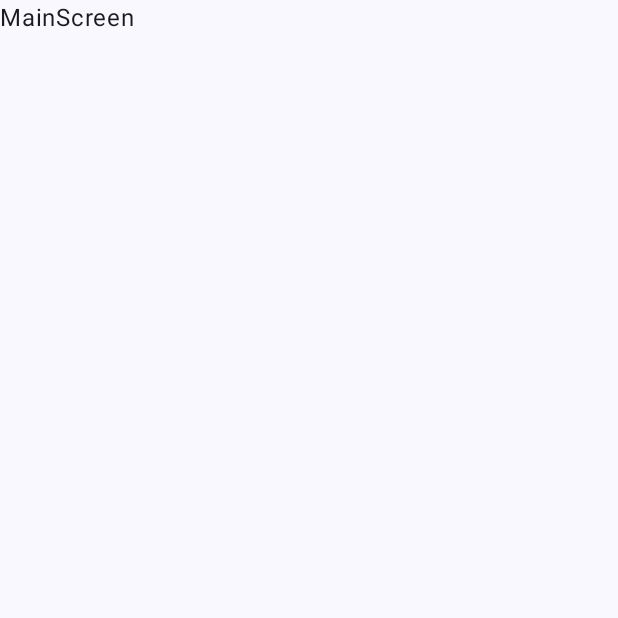
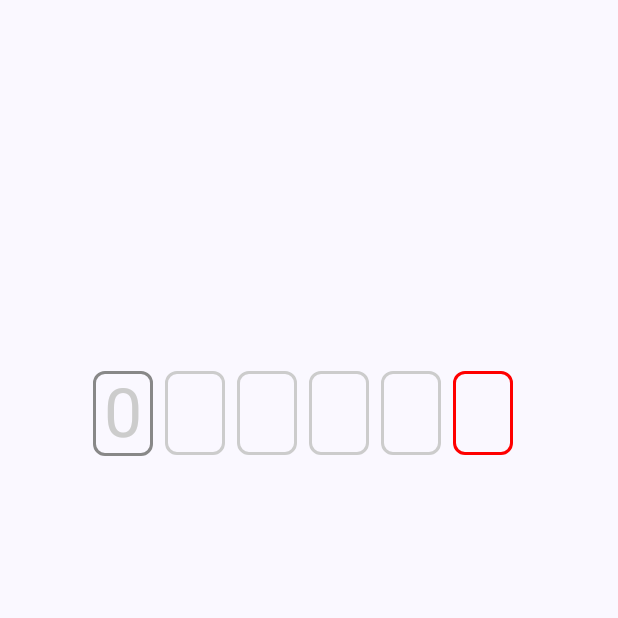
Before and after one commit to dach83/CustomCompasables, an Android app built with Jetpack Compose: the screen it shows after launch (MainActivity), on a phone screen of 412 x 824 dp, the top half of it. Before the commit the part shown is almost empty. Run offline under Robolectric (Android 15) with nearby library versions, the phone set to English and light mode, and no system bars.

Commit message:
Otp text field

```diff
--- /dev/null
+++ b/app/src/main/java/com/github/dach83/customcomposables/components/otpinputfield/OtpTextField.kt
@@ -0,0 +1,88 @@
+package com.github.dach83.customcomposables.components.otpinputfield
+
+import androidx.compose.foundation.border
+import androidx.compose.foundation.layout.*
+import androidx.compose.foundation.text.BasicTextField
+import androidx.compose.foundation.text.KeyboardOptions
+import androidx.compose.material3.MaterialTheme
+import androidx.compose.material3.Text
+import androidx.compose.runtime.*
+import androidx.compose.ui.Modifier
+import androidx.compose.ui.graphics.Color
+import androidx.compose.ui.graphics.Shape
+import androidx.compose.ui.text.TextStyle
+import androidx.compose.ui.text.input.KeyboardType
+import androidx.compose.ui.text.style.TextAlign
+import androidx.compose.ui.unit.Dp
+import androidx.compose.ui.unit.dp
+
+@Composable
+fun OtpTextField(
+    modifier: Modifier = Modifier,
+    otpValue: String,
+    otpCount: Int = 6,
+    otpFloat: Int = 1,
+    onOtpValueChange: (String, Boolean) -> Unit
+) {
+    BasicTextField(
+        modifier = modifier,
+        value = otpValue,
+        onValueChange = {
+            if (it.length <= otpCount) {
+                onOtpValueChange.invoke(it, it.length == otpCount)
+            }
+        },
+        keyboardOptions = KeyboardOptions(
+            keyboardType = KeyboardType.NumberPassword
+        ),
+        decorationBox = {
+            Row(horizontalArrangement = Arrangement.Center) {
+                repeat(otpCount) { index ->
+                    val isFractional = index >= otpCount - otpFloat
+                    OutlinedChar(
+                        modifier = Modifier.width(40.dp),
+                        index = index,
+                        text = otpValue,
+                        primary = if (isFractional) Color.Red else Color.LightGray,
+                        secondary = if (isFractional) Color.Red else Color.Gray
+                    )
+                    Spacer(modifier = Modifier.width(8.dp))
+                }
+            }
+        }
+    )
+}
+
+@Composable
+private fun OutlinedChar(
+    modifier: Modifier = Modifier,
+    index: Int,
+    text: String,
+    style: TextStyle = MaterialTheme.typography.displayMedium,
+    borderWidth: Dp = 2.dp,
+    borderShape: Shape = MaterialTheme.shapes.small,
+    primary: Color = Color.LightGray,
+    secondary: Color = Color.DarkGray
+) {
+    val isFocused = text.length == index
+    val borderColor = if (isFocused) secondary else primary
+    val textColor = if (isFocused) primary else secondary
+    val char = when {
+        index == text.length -> "0"
+        index > text.length -> ""
+        else -> text[index].toString()
+    }
+    Text(
+        modifier = modifier
+            .border(
+                width = borderWidth,
+                color = borderColor,
+                shape = borderShape
+            )
+            .padding(2.dp),
+        text = char,
+        style = style,
+        color = textColor,
+        textAlign = TextAlign.Center
+    )
+}
--- /dev/null
+++ b/app/src/main/java/com/github/dach83/customcomposables/components/otpinputfield/OtpTextFieldScreen.kt
@@ -0,0 +1,24 @@
+package com.github.dach83.customcomposables.components.otpinputfield
+
+import androidx.compose.foundation.layout.Column
+import androidx.compose.foundation.layout.Spacer
+import androidx.compose.foundation.layout.fillMaxHeight
+import androidx.compose.runtime.*
+import androidx.compose.ui.Alignment
+import androidx.compose.ui.Modifier
+
+@Composable
+fun OtpTextFieldScreen() {
+    var otpValue by remember {
+        mutableStateOf("")
+    }
+    Column(horizontalAlignment = Alignment.CenterHorizontally) {
+        Spacer(modifier = Modifier.fillMaxHeight(.3f))
+        OtpTextField(
+            otpValue = otpValue,
+            onOtpValueChange = { value, filled ->
+                otpValue = value
+            }
+        )
+    }
+}
--- a/app/src/main/java/com/github/dach83/customcomposables/core/MainScreen.kt
+++ b/app/src/main/java/com/github/dach83/customcomposables/core/MainScreen.kt
@@ -1,9 +1,9 @@
 package com.github.dach83.customcomposables.core
 
-import androidx.compose.material3.Text
 import androidx.compose.runtime.Composable
+import com.github.dach83.customcomposables.components.otpinputfield.OtpTextFieldScreen
 
 @Composable
 fun MainScreen() {
-    Text(text = "MainScreen")
+    OtpTextFieldScreen()
 }
```
Also changed, not shown: 2 other files.
